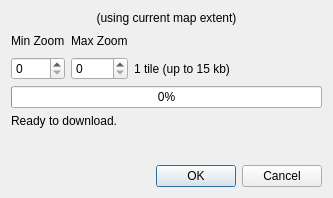
Above: resources/qosm_cachetiles_dialog.ui from paleolimbot/qosm before the change. Below: the same form after it.
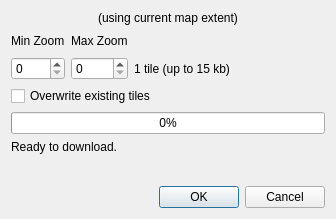
That is the form after the change.

Commit message: add overwrite option to cache tiles dialog

```diff
--- a/resources/qosm_cachetiles_dialog.ui
+++ b/resources/qosm_cachetiles_dialog.ui
@@ -6,8 +6,8 @@
    <rect>
     <x>0</x>
     <y>0</y>
-    <width>333</width>
-    <height>198</height>
+    <width>336</width>
+    <height>219</height>
    </rect>
   </property>
   <property name="windowTitle">
@@ -85,6 +85,13 @@
      </item>
     </layout>
    </item>
+   <item>
+    <widget class="QCheckBox" name="doOverwrite">
+     <property name="text">
+      <string>Overwrite existing tiles</string>
+     </property>
+    </widget>
+   </item>
    <item>
     <widget class="QProgressBar" name="progressBar">
      <property name="value">
```
The commit also changes 2 other files.
